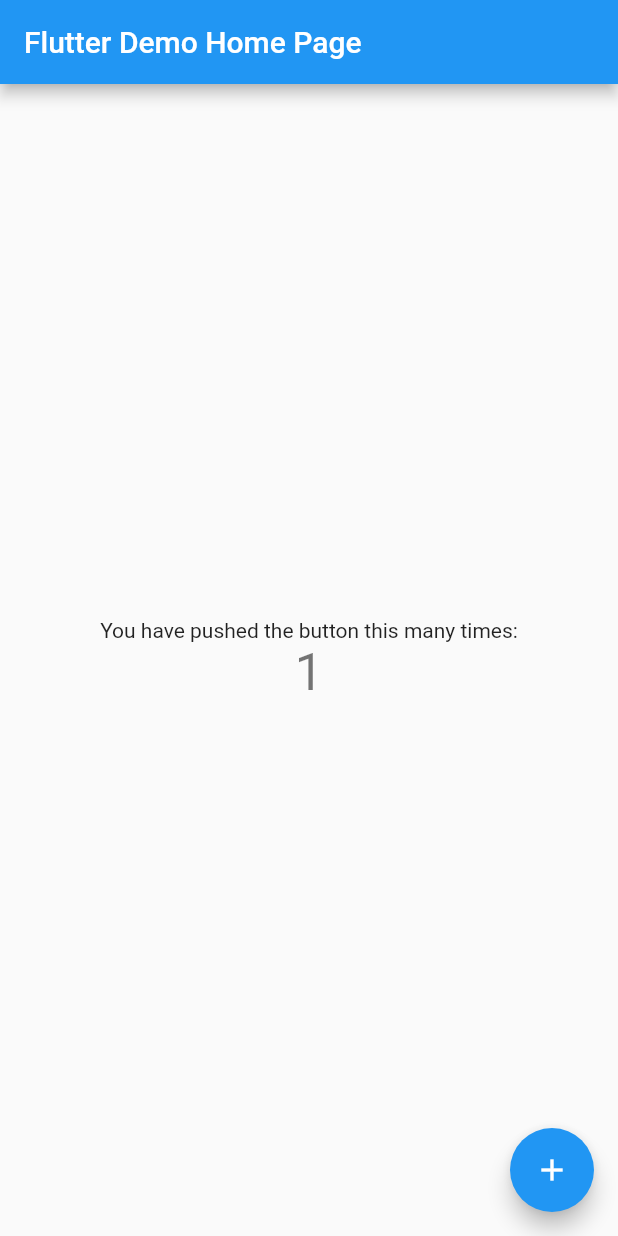
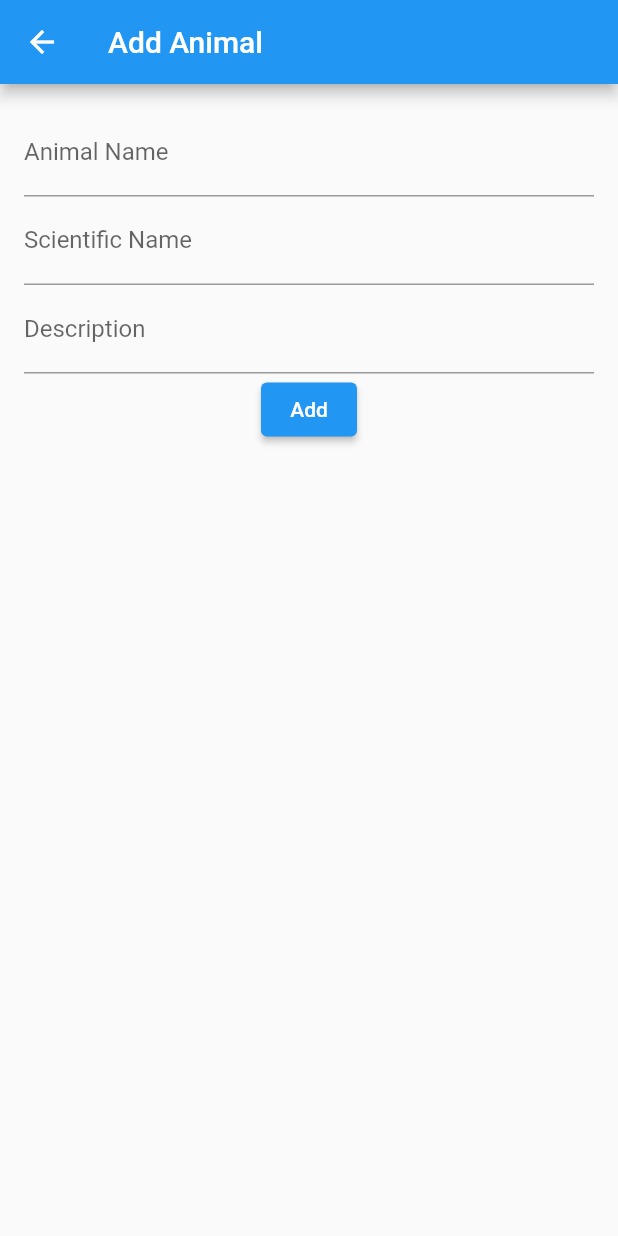
Before and after one commit to gusangga909/uts_mobile_programming_220040112, a Flutter app: the screen it shows after launch, after a tap on the "add" icon, on a phone screen of 412 x 824 dp. Run offline on Flutter 3.47's test engine with Material 2 defaults, Android fonts, the light colour scheme and no system bars.

Commit message:
Penambahan Fitur

```diff
--- /dev/null
+++ b/lib/hewan.dart
@@ -0,0 +1,13 @@
+class Animal {
+  final String name;
+  final String scientificName;
+  final String description;
+  final String image;
+
+  Animal({
+    required this.name,
+    required this.scientificName,
+    required this.description,
+    required this.image,
+  });
+}
--- a/lib/main.dart
+++ b/lib/main.dart
@@ -1,115 +1,97 @@
 import 'package:flutter/material.dart';
+import 'hewan.dart';
+import 'tambah_hewan.dart';
 
 void main() {
-  runApp(const MyApp());
+  runApp(MyApp());
 }
 
 class MyApp extends StatelessWidget {
-  const MyApp({super.key});
-
-  // This widget is the root of your application.
   @override
   Widget build(BuildContext context) {
     return MaterialApp(
-      title: 'Flutter Demo',
+      title: 'Animal List',
       theme: ThemeData(
-        // This is the theme of your application.
-        //
-        // Try running your application with "flutter run". You'll see the
-        // application has a blue toolbar. Then, without quitting the app, try
-        // changing the primarySwatch below to Colors.green and then invoke
-        // "hot reload" (press "r" in the console where you ran "flutter run",
-        // or simply save your changes to "hot reload" in a Flutter IDE).
-        // Notice that the counter didn't reset back to zero; the application
-        // is not restarted.
         primarySwatch: Colors.blue,
       ),
-      home: const MyHomePage(title: 'Flutter Demo Home Page'),
+      home: AnimalListPage(),
     );
   }
 }
 
-class MyHomePage extends StatefulWidget {
-  const MyHomePage({super.key, required this.title});
-
-  // This widget is the home page of your application. It is stateful, meaning
-  // that it has a State object (defined below) that contains fields that affect
-  // how it looks.
-
-  // This class is the configuration for the state. It holds the values (in this
-  // case the title) provided by the parent (in this case the App widget) and
-  // used by the build method of the State. Fields in a Widget subclass are
-  // always marked "final".
-
-  final String title;
-
+class AnimalListPage extends StatefulWidget {
   @override
-  State<MyHomePage> createState() => _MyHomePageState();
+  _AnimalListPageState createState() => _AnimalListPageState();
 }
 
-class _MyHomePageState extends State<MyHomePage> {
-  int _counter = 0;
+class _AnimalListPageState extends State<AnimalListPage> {
+  List<Animal> animals = [];
 
-  void _incrementCounter() {
+  void addAnimal(Animal animal) {
     setState(() {
-      // This call to setState tells the Flutter framework that something has
-      // changed in this State, which causes it to rerun the build method below
-      // so that the display can reflect the updated values. If we changed
-      // _counter without calling setState(), then the build method would not be
-      // called again, and so nothing would appear to happen.
-      _counter++;
+      animals.add(animal);
+    });
+  }
+
+  void updateAnimal(int index, Animal updatedAnimal) {
+    setState(() {
+      animals[index] = updatedAnimal;
+    });
+  }
+
+  void deleteAnimal(int index) {
+    setState(() {
+      animals.removeAt(index);
     });
   }
 
   @override
   Widget build(BuildContext context) {
-    // This method is rerun every time setState is called, for instance as done
-    // by the _incrementCounter method above.
-    //
-    // The Flutter framework has been optimized to make rerunning build methods
-    // fast, so that you can just rebuild anything that needs updating rather
-    // than having to individually change instances of widgets.
     return Scaffold(
       appBar: AppBar(
-        // Here we take the value from the MyHomePage object that was created by
-        // the App.build method, and use it to set our appbar title.
-        title: Text(widget.title),
+        title: Text('Animal List'),
       ),
-      body: Center(
-        // Center is a layout widget. It takes a single child and positions it
-        // in the middle of the parent.
-        child: Column(
-          // Column is also a layout widget. It takes a list of children and
-          // arranges them vertically. By default, it sizes itself to fit its
-          // children horizontally, and tries to be as tall as its parent.
-          //
-          // Invoke "debug painting" (press "p" in the console, choose the
-          // "Toggle Debug Paint" action from the Flutter Inspector in Android
-          // Studio, or the "Toggle Debug Paint" command in Visual Studio Code)
-          // to see the wireframe for each widget.
-          //
-          // Column has various properties to control how it sizes itself and
-          // how it positions its children. Here we use mainAxisAlignment to
-          // center the children vertically; the main axis here is the vertical
-          // axis because Columns are vertical (the cross axis would be
-          // horizontal).
-          mainAxisAlignment: MainAxisAlignment.center,
-          children: <Widget>[
-            const Text(
-              'You have pushed the button this many times:',
+      body: ListView.builder(
+        itemCount: animals.length,
+        itemBuilder: (context, index) {
+          final animal = animals[index];
+          return ListTile(
+            title: Text(animal.name),
+            subtitle: Text(animal.scientificName),
+            leading: Image.asset(animal.image),
+            trailing: IconButton(
+              icon: Icon(Icons.delete),
+              onPressed: () => deleteAnimal(index),
             ),
-            Text(
-              '$_counter',
-              style: Theme.of(context).textTheme.headlineMedium,
-            ),
-          ],
-        ),
+            onTap: () {
+              // Membuka halaman AddAnimalPage dengan data yang ada
+              Navigator.push(
+                context,
+                MaterialPageRoute(
+                  builder: (context) => AddAnimalPage(
+                    onAddAnimal: (animal) => addAnimal(animal),
+                    animalToEdit: animal, // Mengirim data yang ingin diedit
+                  ),
+                ),
+              );
+            },
+          );
+        },
       ),
       floatingActionButton: FloatingActionButton(
-        onPressed: _incrementCounter,
-        tooltip: 'Increment',
-        child: const Icon(Icons.add),
-      ), // This trailing comma makes auto-formatting nicer for build methods.
+        onPressed: () {
+          Navigator.push(
+            context,
+            MaterialPageRoute(
+              builder: (context) => AddAnimalPage(
+                onAddAnimal: (animal) => addAnimal(animal),
+                animalToEdit: null, // Tidak ada data untuk diedit
+              ),
+            ),
+          );
+        },
+        child: Icon(Icons.add),
+      ),
     );
   }
 }
--- /dev/null
+++ b/lib/tambah_hewan.dart
@@ -0,0 +1,97 @@
+import 'package:flutter/material.dart';
+import 'hewan.dart';
+
+class AddAnimalPage extends StatefulWidget {
+  final Function(Animal) onAddAnimal;
+  final Animal? animalToEdit;
+
+  AddAnimalPage({required this.onAddAnimal, this.animalToEdit});
+
+  @override
+  _AddAnimalPageState createState() => _AddAnimalPageState();
+}
+
+class _AddAnimalPageState extends State<AddAnimalPage> {
+  late TextEditingController nameController;
+  late TextEditingController scientificNameController;
+  late TextEditingController descriptionController;
+  late String image;
+
+  @override
+  void initState() {
+    super.initState();
+    if (widget.animalToEdit != null) {
+      nameController = TextEditingController(text: widget.animalToEdit!.name);
+      scientificNameController =
+          TextEditingController(text: widget.animalToEdit!.scientificName);
+      descriptionController =
+          TextEditingController(text: widget.animalToEdit!.description);
+      image = widget.animalToEdit!.image;
+    } else {
+      nameController = TextEditingController();
+      scientificNameController = TextEditingController();
+      descriptionController = TextEditingController();
+      image = ''; // Ganti dengan gambar default atau kosong
+    }
+  }
+
+  void saveAnimal() {
+    final name = nameController.text;
+    final scientificName = scientificNameController.text;
+    final description = descriptionController.text;
+
+    if (widget.animalToEdit == null) {
+      // Menambahkan hewan baru
+      final newAnimal = Animal(
+        name: name,
+        scientificName: scientificName,
+        description: description,
+        image: image, // Pastikan image sudah terisi
+      );
+      widget.onAddAnimal(newAnimal);
+    } else {
+      // Memperbarui data hewan yang ada
+      final updatedAnimal = Animal(
+        name: name,
+        scientificName: scientificName,
+        description: description,
+        image: image,
+      );
+      widget.onAddAnimal(updatedAnimal); // Menggunakan fungsi yang sama untuk update
+    }
+
+    Navigator.pop(context); // Kembali ke halaman utama
+  }
+
+  @override
+  Widget build(BuildContext context) {
+    return Scaffold(
+      appBar: AppBar(
+        title: Text(widget.animalToEdit == null ? 'Add Animal' : 'Edit Animal'),
+      ),
+      body: Padding(
+        padding: const EdgeInsets.all(16.0),
+        child: Column(
+          children: [
+            TextField(
+              controller: nameController,
+              decoration: InputDecoration(labelText: 'Animal Name'),
+            ),
+            TextField(
+              controller: scientificNameController,
+              decoration: InputDecoration(labelText: 'Scientific Name'),
+            ),
+            TextField(
+              controller: descriptionController,
+              decoration: InputDecoration(labelText: 'Description'),
+            ),
+            ElevatedButton(
+              onPressed: saveAnimal,
+              child: Text(widget.animalToEdit == null ? 'Add' : 'Update'),
+            ),
+          ],
+        ),
+      ),
+    );
+  }
+}
```
Also changed, not shown: lib/daftar_hewan.dart (added, +54 -0 lines), pubspec.yaml (+9 -81 lines), pubspec.lock.
